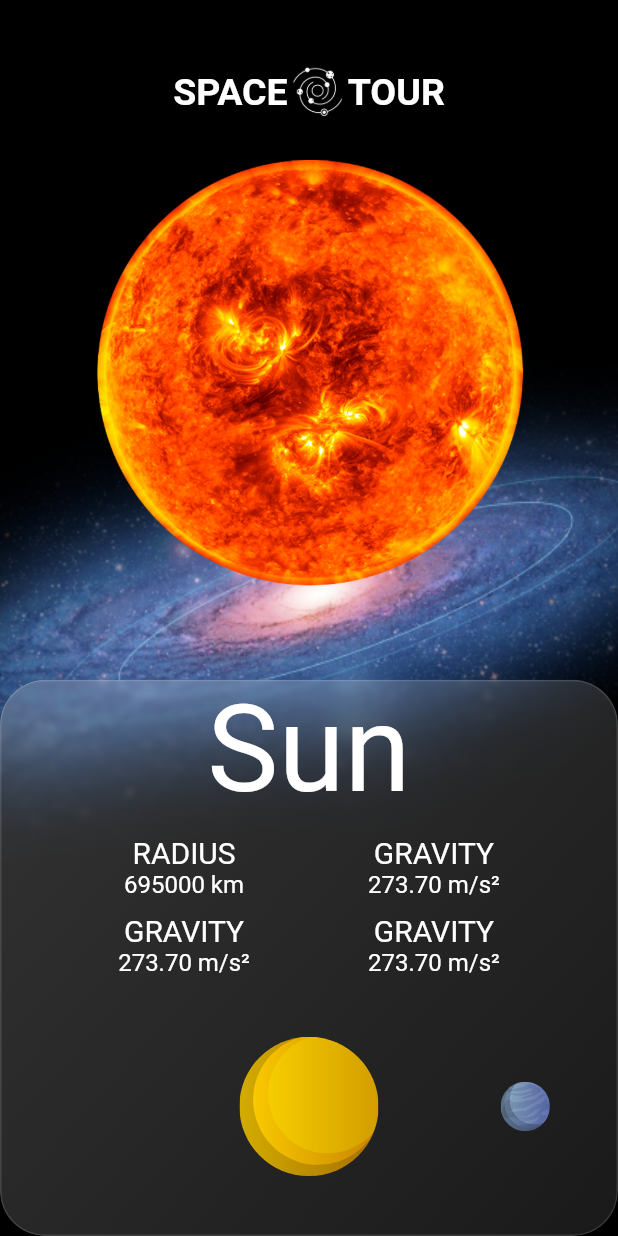
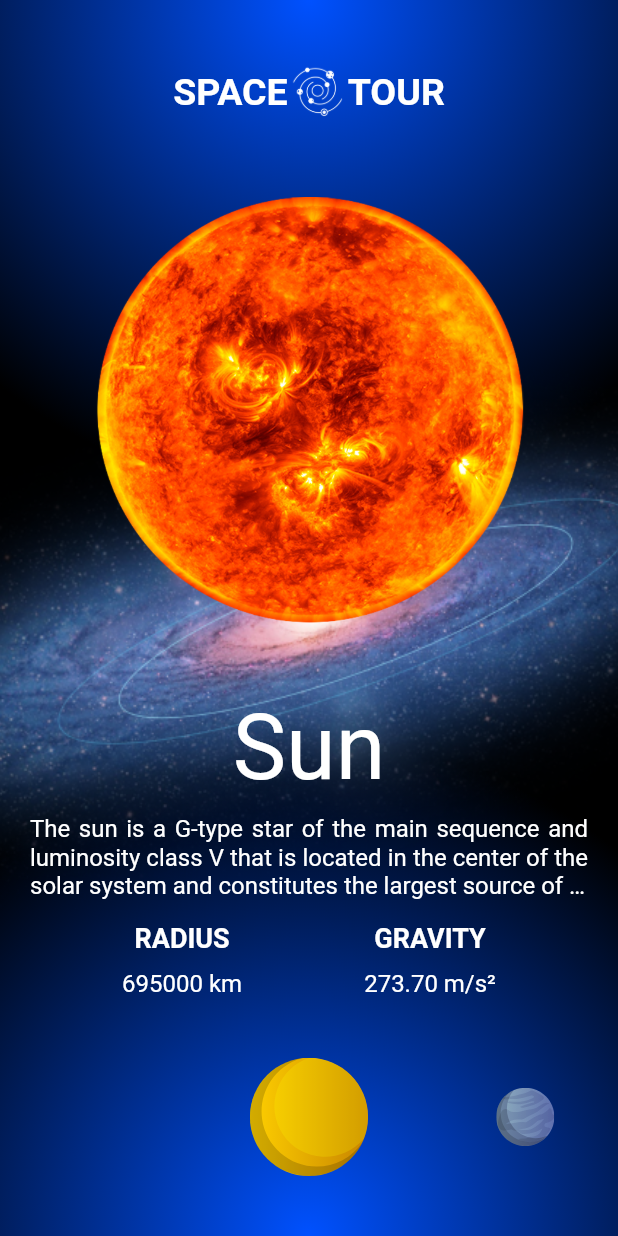
Before and after one commit to IngNex/flutter_planets_ui, a Flutter app: the screen it shows after launch, on a phone screen of 412 x 824 dp. Run offline on Flutter 3.47's test engine with Material 2 defaults, Android fonts, the phone set to English and light mode, and no system bars; our stand-ins replace flutter_svg.

Commit message:
HomeScreen update animation and widgets

```diff
--- a/lib/data/memory/in_memory_planets.dart
+++ b/lib/data/memory/in_memory_planets.dart
@@ -5,6 +5,7 @@ final planets = [
     name: 'Sun',
     description:
         'The sun is a G-type star of the main sequence and luminosity class V that is located in the center of the solar system and constitutes the largest source of electromagnetic radiation of this planetary system.',
+    temperature: '15M °C',
     radius: '695000 km',
     gravity: '273.70 m/s²',
     duration_day: '25 days',
@@ -16,6 +17,7 @@ final planets = [
     name: 'Mercury',
     description:
         'Mercury is the planet in the solar system closest to the Sun and the smallest. It is part of the so-called inner planets and lacks natural satellites like Venus.',
+    temperature: '430 °C',
     radius: '2.439 km',
     gravity: '3.7 m/s²',
     duration_day: '59 days',
@@ -27,6 +29,7 @@ final planets = [
     name: 'Venus',
     description:
         'Venus is the second planet in the solar system in order of proximity to the Sun and the third smallest after Mercury and Mars.',
+    temperature: '470 °C',
     radius: '6.051 km',
     gravity: '8.87 m/s²',
     duration_day: '116 days',
@@ -38,6 +41,7 @@ final planets = [
     name: 'Earth',
     description:
         'the earth is a planet of the solar system that revolves around its star the Sun in the third innermost orbit. It is the densest and fifth largest of the eight planets in the solar system. It is also the largest of the four terrestrial or rocky.',
+    temperature: '65 °C',
     radius: '6.371 km',
     gravity: '9.8 m/s²',
     duration_day: '24 days',
@@ -49,6 +53,7 @@ final planets = [
     name: 'Mars',
     description:
         'Mars is the fourth planet in order of distance from the Sun and the second smallest in the solar system, after Mercury.',
+    temperature: '110 °C',
     radius: '3.389 km',
     gravity: '3.71 m/s²',
     duration_day: '23 days',
@@ -60,6 +65,7 @@ final planets = [
     name: 'Jupiter',
     description:
         'Jupiter is the largest planet in the solar system and the fifth in order of distance from the Sun. It is a gas giant that is part of the so-called outer planets. It gets its name from the Roman god Jupiter (Zeus in Greek mythology).',
+    temperature: '-153 °C',
     radius: '69.911 km',
     gravity: '24.79 m/s²',
     duration_day: '9 hours',
@@ -71,6 +77,7 @@ final planets = [
     name: 'Saturn',
     description:
         'Saturn is the sixth planet in the solar system counting from the Sun, the second in size and mass after Jupiter, and the only one with a ring system visible from Earth. Its name comes from the Roman god Saturn. It is part of the so-called outer or gaseous planets.',
+    temperature: '-184 °C',
     radius: '58.238 km',
     gravity: '10.4 m/s²',
     duration_day: '10 hours',
@@ -82,6 +89,7 @@ final planets = [
     name: 'Uranus',
     description:
         'Uranus is the seventh planet in the solar system, the third largest, and the fourth most massive. It is named in honor of the Greek divinity of the sky Uranus (from the ancient Greek Οὐρανός), the father of Cronus (Saturn) and the grandfather of Zeus (Jupiter).',
+    temperature: '-184 °C',
     radius: '25.362 km',
     gravity: '8.87 m/s²',
     duration_day: '17 hours',
@@ -93,6 +101,7 @@ final planets = [
     name: 'Neptune',
     description:
         'Neptune is the eighth planet in distance from the Sun and the farthest in the solar system. It is part of the so-called outer planets, and within these, it is one of the ice giants, and it is the first to be discovered thanks to mathematical predictions.',
+    temperature: '-223 °C',
     radius: '24.622 km',
     gravity: '11.15 m/s²',
     duration_day: '16 hours',
@@ -104,6 +113,7 @@ final planets = [
     name: 'Pluto',
     description:
         'Pluto is a dwarf planet in the solar system located below the orbit of Neptune, at the General Assembly of the International Astronomical Union (IAU) held in Prague on August 24, 2006, a new category called dwarf planet was created, in which Pluto is included.',
+    temperature: '-240 °C',
     radius: '1185 km',
     gravity: '0.6 m/s²',
     duration_day: '6 days',
--- a/lib/domain/models/planets_models.dart
+++ b/lib/domain/models/planets_models.dart
@@ -1,6 +1,7 @@
 class Planets {
   final String name;
   final String description;
+  final String temperature;
   final String radius;
   final String gravity;
   final String duration_day;
@@ -10,6 +11,7 @@ class Planets {
   Planets({
     required this.name,
     required this.description,
+    required this.temperature,
     required this.radius,
     required this.gravity,
     required this.duration_day,
--- a/lib/ui/screens/home/home_screen.dart
+++ b/lib/ui/screens/home/home_screen.dart
@@ -1,6 +1,5 @@
 import 'package:flutter/material.dart';
 import 'package:flutter_planets_ui/data/memory/in_memory_planets.dart';
-import 'package:flutter_planets_ui/ui/widgets/GlassBox.dart';
 import 'package:flutter_svg/flutter_svg.dart';
 
 const _duration = Duration(milliseconds: 300);
@@ -24,10 +23,42 @@ class _HomeScreenState extends State<HomeScreen> {
       backgroundColor: Colors.black,
       body: Stack(
         children: [
+          // Radial Top Blue
+          Positioned(
+            top: 0,
+            left: 0,
+            right: 0,
+            child: Container(
+              height: size.width,
+              decoration: const BoxDecoration(
+                gradient: RadialGradient(
+                  center: Alignment.topCenter,
+                  radius: 0.8,
+                  colors: [Color.fromARGB(255, 0, 81, 255), Colors.black],
+                ),
+              ),
+            ),
+          ),
+          // Radial Bottom Blue
+          Positioned(
+            bottom: 0,
+            left: 0,
+            right: 0,
+            child: Container(
+              height: size.width,
+              decoration: const BoxDecoration(
+                gradient: RadialGradient(
+                    center: Alignment.bottomCenter,
+                    radius: 0.8,
+                    colors: [Color.fromARGB(255, 0, 81, 255), Colors.black]),
+              ),
+            ),
+          ),
+          // Image background
           Positioned(
             left: -200,
             right: -200,
-            top: -250,
+            top: -220,
             bottom: -200,
             child: TweenAnimationBuilder<double>(
               duration: const Duration(milliseconds: 1000),
@@ -39,10 +70,12 @@ class _HomeScreenState extends State<HomeScreen> {
                   angle: turn * 0.1,
                   child: const Image(
                     image: AssetImage('assets/images/space.png'),
-                    ));
+                  ),
+                );
               },
             ),
           ),
+          //Title and logo
           Positioned(
             top: size.height * 0.05,
             left: 0,
@@ -77,8 +110,9 @@ class _HomeScreenState extends State<HomeScreen> {
               ],
             ),
           ),
+          //Image of planets
           Positioned(
-            top: size.height * 0.12,
+            top: size.height * 0.15,
             left: 0,
             right: 0,
             child: Container(
@@ -86,15 +120,18 @@ class _HomeScreenState extends State<HomeScreen> {
               padding: const EdgeInsets.all(8.0),
               child: TweenAnimationBuilder<double>(
                 duration: const Duration(milliseconds: 1000),
-                //curve: Curves.easeInOutBack,
                 tween: Tween(begin: 0.0, end: _valuePage.toDouble()),
                 builder: (context, turn, child) {
                   return Transform.rotate(
                     alignment: Alignment.center,
                     angle: turn * 1.5,
+                    child: AnimatedSwitcher(
+                      duration: _duration,
                       child: Image(
+                        key: Key(planets[_valuePage].name),
                         width: 300,
                         image: AssetImage(planets[_valuePage].image),
+                      ),
                     ),
                   );
                 },
@@ -108,27 +145,46 @@ class _HomeScreenState extends State<HomeScreen> {
             child: SizedBox(
               width: size.width,
               height: size.height * 0.45,
-              //color: Colors.red,
               child: Stack(
                 children: [
-                  const GlassBox(
-                    width: double.infinity,
-                    height: double.infinity,
-                    radius: 30.0,
-                    sigma: 2.0,
-                  ),
+                  // const GlassBox(
+                  //   width: double.infinity,
+                  //   height: double.infinity,
+                  //   borderRadius: BorderRadius.only(
+                  //       topLeft: Radius.circular(36),
+                  //       topRight: Radius.circular(36)),
+                  //   sigma: 2.0,
+                  // ),
                   Column(
                     children: [
-                      AnimatedSwitcher(
+                      Padding(
+                        padding: const EdgeInsets.symmetric(vertical: 10),
+                        child: AnimatedSwitcher(
                           duration: _duration,
                           child: Text(
                             key: Key(planets[_valuePage].name),
                             planets[_valuePage].name,
                             style: const TextStyle(
-                              fontSize: 80, color: Colors.white),
+                                fontSize: 60, color: Colors.white),
                           ),
                         ),
-                      const SizedBox(height: 10),
+                      ),
+                      Padding(
+                        padding: const EdgeInsets.symmetric(horizontal: 20),
+                        child: AnimatedSwitcher(
+                          duration: _duration,
+                          child: Text(
+                            key: Key(planets[_valuePage].name),
+                            planets[_valuePage].description,
+                            textAlign: TextAlign.justify,
+                            maxLines: 3,
+                            overflow: TextOverflow.ellipsis,
+                            style: const TextStyle(
+                                fontSize: 16, color: Colors.white),
+                          ),
+                        ),
+                      ),
+                      const SizedBox(height: 15),
                       Row(
                         mainAxisAlignment: MainAxisAlignment.spaceEvenly,
                         children: [
@@ -137,29 +193,17 @@ class _HomeScreenState extends State<HomeScreen> {
                               const Text(
                                 'RADIUS',
                                 style: TextStyle(
-                                    fontSize: 20, color: Colors.white),
+                                    fontSize: 18,
+                                    color: Colors.white,
+                                    fontWeight: FontWeight.bold),
                               ),
+                              const SizedBox(height: 10),
                               AnimatedSwitcher(
                                 duration: _duration,
                                 child: Text(
                                   key: Key(planets[_valuePage].name),
                                   planets[_valuePage].radius,
-                                  style: TextStyle(
-                                      fontSize: 16, color: Colors.white),
-                                ),
-                              ),
-                              const SizedBox(height: 10),
-                              const Text(
-                                'GRAVITY',
-                                style: TextStyle(
-                                    fontSize: 20, color: Colors.white),
-                              ),
-                              AnimatedSwitcher(
-                                duration: _duration,
-                                child: Text(
-                                  key: Key(planets[_valuePage].name),
-                                  planets[_valuePage].gravity,
-                                  style: TextStyle(
+                                  style: const TextStyle(
                                       fontSize: 16, color: Colors.white),
                                 ),
                               ),
@@ -170,34 +214,22 @@ class _HomeScreenState extends State<HomeScreen> {
                               const Text(
                                 'GRAVITY',
                                 style: TextStyle(
-                                    fontSize: 20, color: Colors.white),
+                                    fontSize: 18,
+                                    color: Colors.white,
+                                    fontWeight: FontWeight.bold),
                               ),
+                              const SizedBox(height: 10),
                               AnimatedSwitcher(
                                 duration: _duration,
                                 child: Text(
                                   key: Key(planets[_valuePage].name),
                                   planets[_valuePage].gravity,
-                                  style: TextStyle(
-                                      fontSize: 16, color: Colors.white),
-                                ),
-                              ),
-                              const SizedBox(height: 10),
-                              const Text(
-                                'GRAVITY',
-                                style: TextStyle(
-                                    fontSize: 20, color: Colors.white),
-                              ),
-                              AnimatedSwitcher(
-                                duration: _duration,
-                                child: Text(
-                                  key: Key(planets[_valuePage].name),
-                                  planets[_valuePage].gravity,
-                                  style: TextStyle(
+                                  style: const TextStyle(
                                       fontSize: 16, color: Colors.white),
                                 ),
                               ),
                             ],
-                          ),
+                          )
                         ],
                       ),
                       Expanded(
@@ -216,8 +248,8 @@ class _HomeScreenState extends State<HomeScreen> {
                             return AnimatedContainer(
                               duration: const Duration(milliseconds: 250),
                               margin: EdgeInsets.only(
-                                top: index == _valuePage ? 40 : 70,
-                                bottom: index == _valuePage ? 40 : 70,
+                                top: index == _valuePage ? 40 : 60,
+                                bottom: index == _valuePage ? 40 : 60,
                               ),
                               child: SvgPicture.asset(planets[index].picture),
                             );
--- a/lib/ui/widgets/glassBox.dart
+++ b/lib/ui/widgets/glassBox.dart
@@ -6,21 +6,21 @@ class GlassBox extends StatelessWidget {
       {super.key,
       required this.width,
       required this.height,
-      required this.radius,
+      required this.borderRadius,
       required this.sigma,
       this.color = Colors.white});
 
-  final width;
-  final height;
-  final radius;
-  final sigma;
+  final dynamic width;
+  final dynamic height;
+  final dynamic borderRadius;
+  final dynamic sigma;
   //final child;
   final Color color;
 
   @override
   Widget build(BuildContext context) {
     return ClipRRect(
-      borderRadius: BorderRadius.circular(radius),
+      borderRadius: borderRadius,
       child: Container(
         width: width,
         height: height,
@@ -35,7 +35,7 @@ class GlassBox extends StatelessWidget {
             //gradient effect
             Container(
               decoration: BoxDecoration(
-                borderRadius: BorderRadius.circular(radius),
+                borderRadius: borderRadius,
                 border: Border.all(
                   color: color.withOpacity(0.13),
                 ),
```
Also changed, not shown: lib/ui/screens/home/home_screen copy.dart (deleted, +0 -256 lines). Lines whose indentation alone changed are shown as unchanged.
